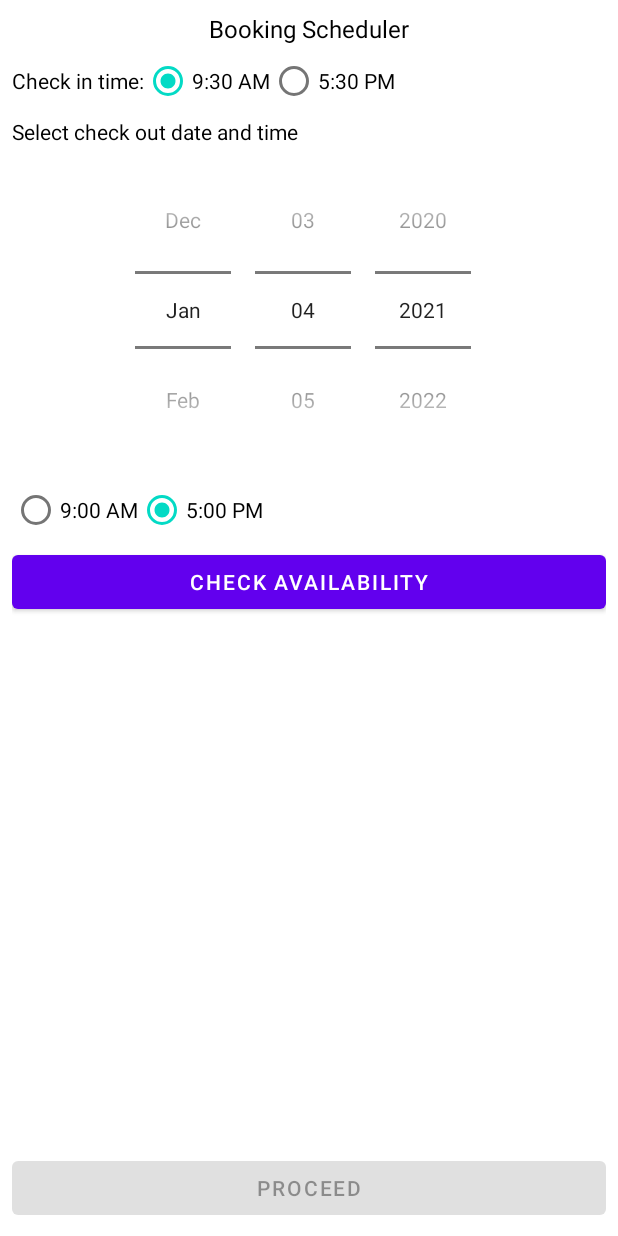
After one commit to adityamhatre/VSBookingSchedular, an Android app: the layout fragment_time_frame_input.xml on its own in the app's theme, with its tools: preview values and no code run, on a phone screen of 412 x 824 dp. The commit adds this screen. Run offline under Robolectric (Android 15) with nearby library versions, the phone set to English and light mode, and no system bars.

Commit message:
step 1 done

```diff
--- a/app/build.gradle
+++ b/app/build.gradle
@@ -60,5 +60,4 @@ dependencies {
 
     implementation 'androidx.lifecycle:lifecycle-runtime-ktx:2.2.0'
     implementation 'androidx.fragment:fragment-ktx:1.2.5'
-
 }
--- a/app/src/main/java/com/adityamhatre/bookingscheduler/enums/Accommodation.kt
+++ b/app/src/main/java/com/adityamhatre/bookingscheduler/enums/Accommodation.kt
@@ -45,8 +45,7 @@ enum class Accommodation(val readableName: String, val calendarId: String) {
     companion object {
         fun all() = values().map { it }
         fun from(key: String) = all().first { key.startsWith(it.calendarId) }
+        fun byReadableName(text: String) = all().first { it.readableName == text }
     }
 
-    fun asList() = listOf(this)
-
 }
--- a/app/src/main/java/com/adityamhatre/bookingscheduler/ui/views/GoogleSignInFragment.kt
+++ b/app/src/main/java/com/adityamhatre/bookingscheduler/ui/views/GoogleSignInFragment.kt
@@ -24,7 +24,7 @@ import kotlin.random.Random
 
 class GoogleSignInFragment : Fragment() {
     private val TAG = "GoogleSignInFragment"
-    private val SIGN_IN_INTENT_RC: Int = Random.nextInt()
+    private val SIGN_IN_INTENT_RC: Int = Random.nextInt(1000)
     private lateinit var googleSignInClient: GoogleSignInClient
 
     override fun onCreate(savedInstanceState: Bundle?) {
--- a/app/src/main/java/com/adityamhatre/bookingscheduler/ui/views/ListOfBookingsFragment.kt
+++ b/app/src/main/java/com/adityamhatre/bookingscheduler/ui/views/ListOfBookingsFragment.kt
@@ -61,7 +61,7 @@ class ListOfBookingsFragment : Fragment() {
                     .beginTransaction()
                     .replace(
                         R.id.container,
-                        TimeFrameInput.newInstance(
+                        TimeFrameInputFragment.newInstance(
                             viewModel.bookingsOn.date,
                             viewModel.bookingsOn.month,
                             year = 2021
--- /dev/null
+++ b/app/src/main/res/layout/fragment_time_frame_input.xml
@@ -0,0 +1,142 @@
+<?xml version="1.0" encoding="utf-8"?>
+<androidx.constraintlayout.widget.ConstraintLayout xmlns:android="http://schemas.android.com/apk/res/android"
+    xmlns:app="http://schemas.android.com/apk/res-auto"
+    android:layout_width="match_parent"
+    android:layout_height="match_parent"
+    android:padding="8dp">
+
+    <TextView
+        android:id="@+id/check_in_date"
+        android:layout_width="wrap_content"
+        android:layout_height="wrap_content"
+        android:text="@string/app_name"
+        android:textAlignment="center"
+        android:textColor="@color/title_color"
+        android:textSize="16sp"
+        app:layout_constraintEnd_toEndOf="parent"
+        app:layout_constraintStart_toStartOf="parent"
+        app:layout_constraintTop_toTopOf="parent" />
+
+    <RadioGroup
+        android:id="@+id/check_in_time"
+        android:layout_width="match_parent"
+        android:layout_height="wrap_content"
+        android:orientation="horizontal"
+        app:layout_constraintTop_toBottomOf="@+id/check_in_date">
+
+        <TextView
+            android:layout_width="wrap_content"
+            android:layout_height="wrap_content"
+            android:text="@string/check_in_time"
+            android:textColor="@color/title_color" />
+
+        <RadioButton
+            android:id="@+id/_9_30am"
+            android:layout_width="wrap_content"
+            android:layout_height="wrap_content"
+            android:checked="true"
+            android:text="@string/_9_30_am" />
+
+        <RadioButton
+            android:id="@+id/_5_30pm"
+            android:layout_width="wrap_content"
+            android:layout_height="wrap_content"
+            android:text="@string/_5_30_pm" />
+
+    </RadioGroup>
+
+    <TextView
+        android:id="@+id/checkoutText"
+        android:layout_width="match_parent"
+        android:layout_height="wrap_content"
+        android:text="@string/select_check_out_date_and_time"
+        android:textColor="@color/title_color"
+        app:layout_constraintTop_toBottomOf="@+id/check_in_time" />
+
+    <DatePicker
+        android:id="@+id/check_out_date_picker"
+        android:layout_width="match_parent"
+        android:layout_height="wrap_content"
+        android:calendarViewShown="false"
+        android:datePickerMode="spinner"
+        app:layout_constraintBottom_toTopOf="@+id/check_out_time"
+        app:layout_constraintTop_toBottomOf="@+id/checkoutText" />
+
+    <RadioGroup
+        android:id="@+id/check_out_time"
+        android:layout_width="match_parent"
+        android:layout_height="wrap_content"
+        android:orientation="horizontal"
+        app:layout_constraintBottom_toTopOf="@+id/check_availability">
+
+        <RadioButton
+            android:id="@+id/_9am"
+            android:layout_width="wrap_content"
+            android:layout_height="wrap_content"
+            android:text="@string/_9_00_am" />
+
+        <RadioButton
+            android:id="@+id/_5pm"
+            android:layout_width="wrap_content"
+            android:layout_height="wrap_content"
+            android:checked="true"
+            android:text="@string/_5_00_pm" />
+
+    </RadioGroup>
+
+    <Button
+        android:id="@+id/check_availability"
+        android:layout_width="match_parent"
+        android:layout_height="wrap_content"
+        android:text="@string/check_availability"
+        app:layout_constraintBottom_toTopOf="@+id/guideline40" />
+
+    <androidx.constraintlayout.widget.Guideline
+        android:id="@+id/guideline40"
+        android:layout_width="wrap_content"
+        android:layout_height="wrap_content"
+        android:orientation="horizontal"
+        app:layout_constraintGuide_percent="0.5" />
+
+    <androidx.constraintlayout.widget.ConstraintLayout
+        android:layout_width="match_parent"
+        android:layout_height="0dp"
+        android:id="@+id/results"
+        app:layout_constraintBottom_toBottomOf="parent"
+        app:layout_constraintTop_toBottomOf="@+id/guideline40">
+
+        <ProgressBar
+            android:id="@+id/loading_icon"
+            android:layout_width="wrap_content"
+            android:layout_height="wrap_content"
+            android:indeterminate="true"
+            android:visibility="gone"
+            app:layout_constraintBottom_toBottomOf="parent"
+            app:layout_constraintEnd_toEndOf="parent"
+            app:layout_constraintStart_toStartOf="parent"
+            app:layout_constraintTop_toTopOf="parent" />
+
+        <ScrollView
+            android:layout_width="match_parent"
+            app:layout_constraintTop_toTopOf="parent"
+            app:layout_constraintBottom_toTopOf="@+id/next"
+            android:layout_height="0dp">
+
+            <LinearLayout
+                android:id="@+id/accommodation_list"
+                android:layout_width="match_parent"
+                android:layout_height="wrap_content"
+                android:orientation="vertical">
+
+            </LinearLayout>
+        </ScrollView>
+
+        <Button
+            android:enabled="false"
+            android:id="@+id/next"
+            android:layout_width="match_parent"
+            android:layout_height="wrap_content"
+            android:text="@string/proceed"
+            app:layout_constraintBottom_toBottomOf="parent" />
+    </androidx.constraintlayout.widget.ConstraintLayout>
+</androidx.constraintlayout.widget.ConstraintLayout>
--- /dev/null
+++ b/app/src/main/res/values-night/colors.xml
@@ -0,0 +1,4 @@
+<?xml version="1.0" encoding="utf-8"?>
+<resources>
+    <color name="title_color">#FFFFFFFF</color>
+</resources>
--- a/app/src/main/res/values/colors.xml
+++ b/app/src/main/res/values/colors.xml
@@ -7,4 +7,6 @@
     <color name="teal_700">#FF018786</color>
     <color name="black">#FF000000</color>
     <color name="white">#FFFFFFFF</color>
+
+    <color name="title_color">#FF000000</color>
 </resources>
--- a/app/src/main/res/values/strings.xml
+++ b/app/src/main/res/values/strings.xml
@@ -14,5 +14,12 @@
     <string name="_9_00_am">9:00 AM</string>
     <string name="_5_00_pm">5:00 PM</string>
     <string name="check_availability">Check availability</string>
+    <!-- TODO: Remove or change this placeholder text -->
+    <string name="hello_blank_fragment">Hello blank fragment</string>
+    <string name="_5_30_pm">5:30 PM</string>
+    <string name="_9_30_am">9:30 AM</string>
+    <string name="check_in_time">Check in time:</string>
+    <string name="select_check_out_date_and_time">Select check out date and time</string>
+    <string name="proceed">Proceed</string>
 
 </resources>
```
Also changed, not shown: app/src/main/java/com/adityamhatre/bookingscheduler/dtos/AppDateTime.kt (+18 -1 lines), app/src/main/java/com/adityamhatre/bookingscheduler/ui/viewmodels/TimeFrameInputDialogViewModel.kt (+31 -2 lines), app/src/main/java/com/adityamhatre/bookingscheduler/ui/views/TimeFrameInputFragment.kt (+97 -13 lines), app/src/main/java/com/adityamhatre/bookingscheduler/utils/Utils.kt (+12 -0 lines), app/src/main/res/layout/time_frame_input.xml (deleted, +0 -52 lines).
